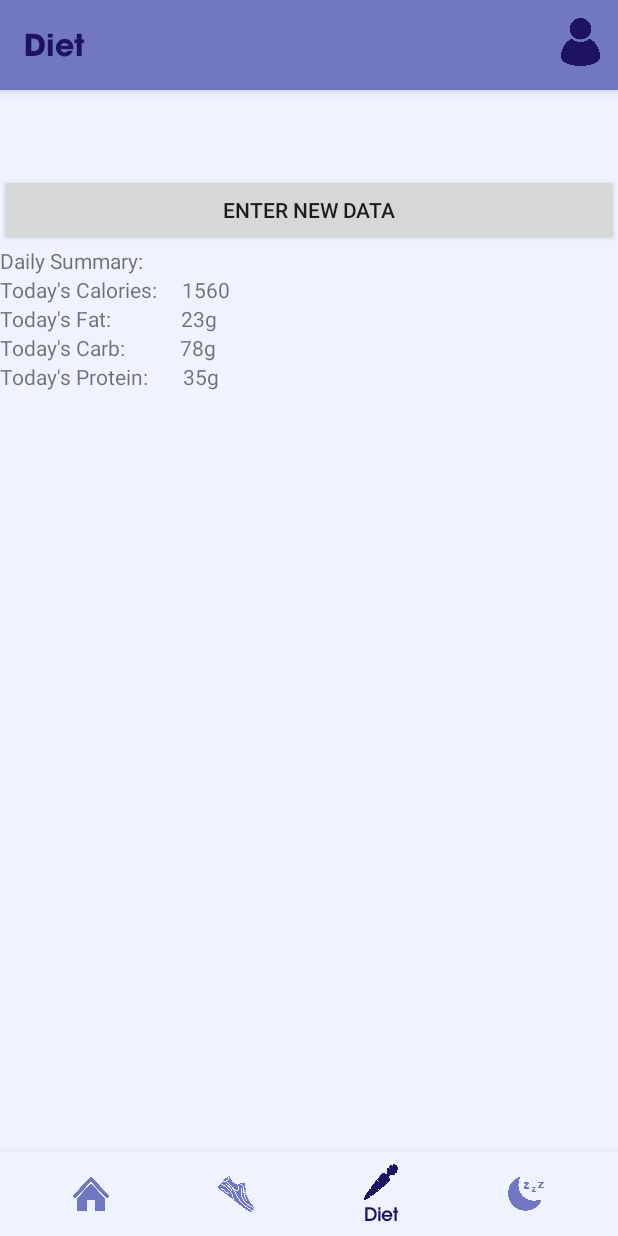
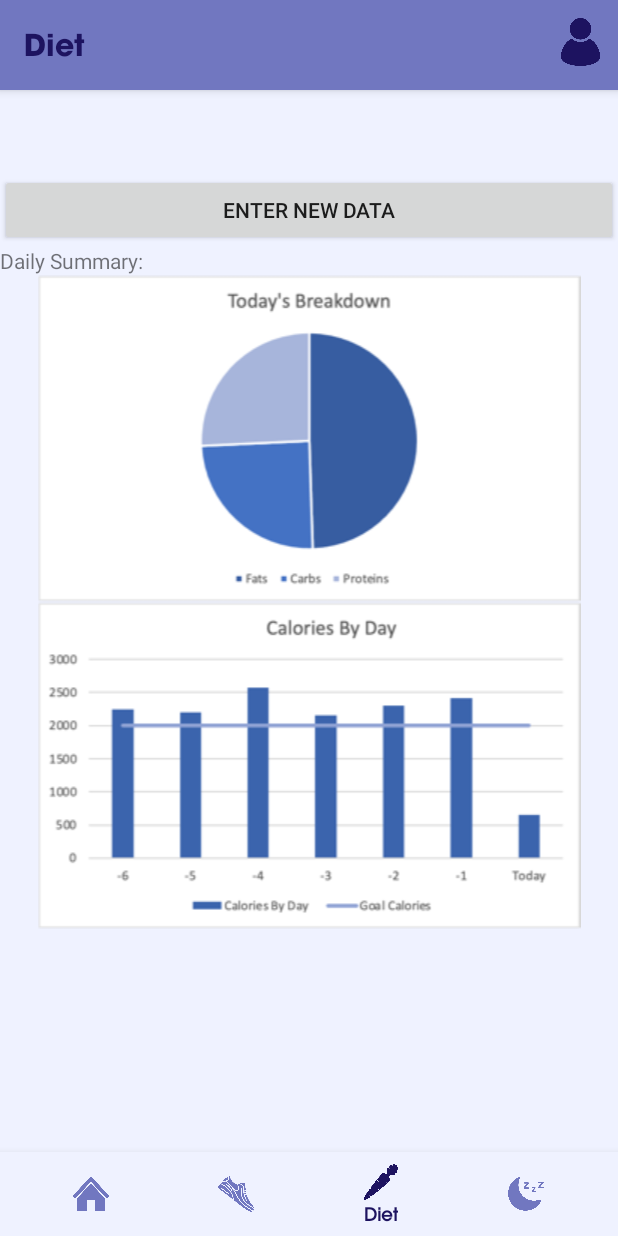
Before and after one commit to agolikov28/WholeTrack, an Android app: the DietFragment screen opened through its navigation route, on a phone screen of 412 x 824 dp. Run offline under Robolectric (Android 15) with nearby library versions, the light colour scheme and no system bars; our stand-ins replace navigation-ui.

Commit message:
Added photos

```diff
--- a/app/src/main/java/com/example/wholetrack/ui/diet/DietFragment.java
+++ b/app/src/main/java/com/example/wholetrack/ui/diet/DietFragment.java
@@ -46,11 +46,7 @@ public class DietFragment extends Fragment {
         final LinearLayout foodForm = binding.foodForm;
 
         // Daily summary items:
-        TextView calories, fats, carbs, proteins;
-        calories = binding.dailyCal;
-        fats = binding.foodFat;
-        carbs = binding.dailyCarb;
-        proteins = binding.dailyProt;
+
 
         // food form elements
         TextView error = binding.formError;
--- a/app/src/main/res/layout/fragment_diet.xml
+++ b/app/src/main/res/layout/fragment_diet.xml
@@ -191,29 +191,17 @@
                 android:layout_height="wrap_content"
                 android:text="Daily Summary:" />
 
-            <TextView
-                android:id="@+id/dailyCal"
+            <ImageView
+                android:id="@+id/imageView"
                 android:layout_width="match_parent"
                 android:layout_height="wrap_content"
-                android:text="Today's Calories:     1560" />
+                android:src="@drawable/dietpiechart" />
 
-            <TextView
-                android:id="@+id/dailyFat"
+            <ImageView
+                android:id="@+id/imageView2"
                 android:layout_width="match_parent"
                 android:layout_height="wrap_content"
-                android:text="Today's Fat:              23g" />
-
-            <TextView
-                android:id="@+id/dailyCarb"
-                android:layout_width="match_parent"
-                android:layout_height="wrap_content"
-                android:text="Today's Carb:           78g" />
-
-            <TextView
-                android:id="@+id/dailyProt"
-                android:layout_width="match_parent"
-                android:layout_height="wrap_content"
-                android:text="Today's Protein:       35g" />
+                android:src="@drawable/caloriebyday" />
 
             <TextView
                 android:id="@+id/textView12"
```
Also changed, not shown: app/src/main/res/drawable-v24/dietpiechart.png (added), app/src/main/res/drawable/caloriebyday.png (added).
